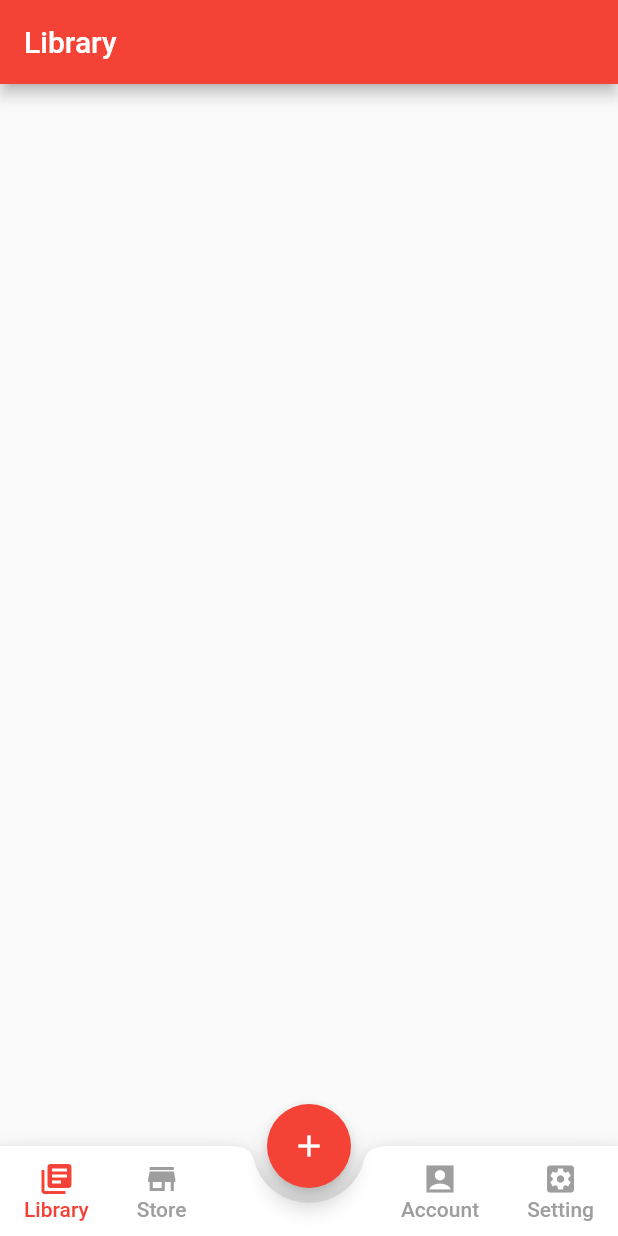
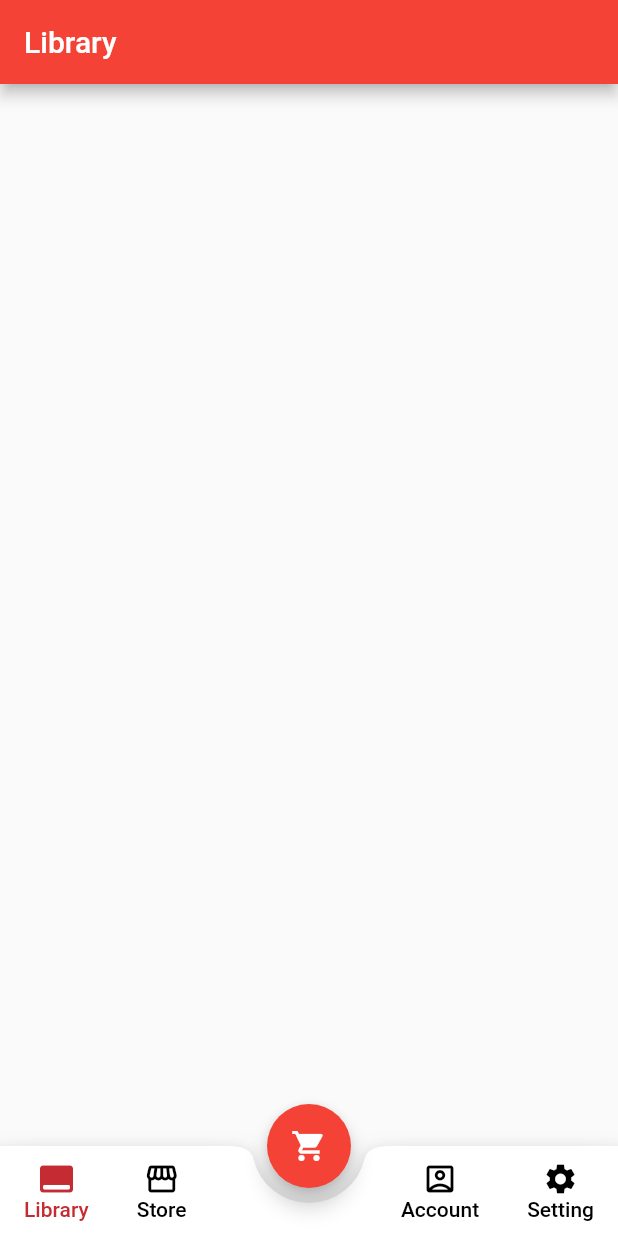
Before and after one commit to monthus089/ReadFox-M, a Flutter app: the screen it shows after launch, on a phone screen of 412 x 824 dp. Run offline on Flutter 3.47's test engine with Material 2 defaults, Android fonts, the phone set to English and light mode, and no system bars.

Commit message:
Dev Kai edit BT

```diff
--- a/flutter_application_1/lib/home.dart
+++ b/flutter_application_1/lib/home.dart
@@ -29,7 +29,10 @@ class _HomeState extends State<Home> {
         bucket: bucket,
       ),
       floatingActionButton: FloatingActionButton(
-        child: Icon(Icons.add),
+        child: Icon(
+          Icons.shopping_cart,
+          color: currentTab == 0 ? Colors.white : Colors.white,
+        ),
         onPressed: () {},
       ),
       floatingActionButtonLocation: FloatingActionButtonLocation.centerDocked,
@@ -56,14 +59,17 @@ class _HomeState extends State<Home> {
                       mainAxisAlignment: MainAxisAlignment.center,
                       children: [
                         Icon(
-                          Icons.library_books,
-                          color: currentTab == 0 ? Colors.red : Colors.grey,
+                          Icons.call_to_action_rounded,
+                          color: currentTab == 0
+                              ? Color(0xFFc52b32)
+                              : Colors.black,
                         ),
                         Text(
                           'Library',
                           style: TextStyle(
-                              color:
-                                  currentTab == 0 ? Colors.red : Colors.grey),
+                              color: currentTab == 0
+                                  ? Color(0xFFc52b32)
+                                  : Colors.black),
                         )
                       ],
                     ),
@@ -80,14 +86,17 @@ class _HomeState extends State<Home> {
                       mainAxisAlignment: MainAxisAlignment.center,
                       children: [
                         Icon(
-                          Icons.store_sharp,
-                          color: currentTab == 1 ? Colors.red : Colors.grey,
+                          Icons.storefront_outlined,
+                          color: currentTab == 1
+                              ? Color(0xFFc52b32)
+                              : Colors.black,
                         ),
                         Text(
                           'Store',
                           style: TextStyle(
-                              color:
-                                  currentTab == 1 ? Colors.red : Colors.grey),
+                              color: currentTab == 1
+                                  ? Color(0xFFc52b32)
+                                  : Colors.black),
                         )
                       ],
                     ),
@@ -109,14 +118,17 @@ class _HomeState extends State<Home> {
                       mainAxisAlignment: MainAxisAlignment.center,
                       children: [
                         Icon(
-                          Icons.account_box_sharp,
-                          color: currentTab == 2 ? Colors.red : Colors.grey,
+                          Icons.account_box_outlined,
+                          color: currentTab == 2
+                              ? Color(0xFFc52b32)
+                              : Colors.black,
                         ),
                         Text(
                           'Account',
                           style: TextStyle(
-                              color:
-                                  currentTab == 2 ? Colors.red : Colors.grey),
+                              color: currentTab == 2
+                                  ? Color(0xFFc52b32)
+                                  : Colors.black),
                         )
                       ],
                     ),
@@ -133,14 +145,17 @@ class _HomeState extends State<Home> {
                       mainAxisAlignment: MainAxisAlignment.center,
                       children: [
                         Icon(
-                          Icons.settings_applications_sharp,
-                          color: currentTab == 3 ? Colors.red : Colors.grey,
+                          Icons.settings,
+                          color: currentTab == 3
+                              ? Color(0xFFc52b32)
+                              : Colors.black,
                         ),
                         Text(
                           'Setting',
                           style: TextStyle(
-                              color:
-                                  currentTab == 3 ? Colors.red : Colors.grey),
+                              color: currentTab == 3
+                                  ? Color(0xFFc52b32)
+                                  : Colors.black),
                         )
                       ],
                     ),
--- a/flutter_application_1/lib/page/setting.dart
+++ b/flutter_application_1/lib/page/setting.dart
@@ -9,7 +9,9 @@ class _SettingState extends State<Setting> {
   @override
   Widget build(BuildContext context) {
     return Scaffold(
-      appBar: AppBar(title: Text('Setting')),
+      appBar: AppBar(
+        title: Text('Setting'),
+      ),
       body: Center(
         child: Text('', style: TextStyle(fontSize: 40)),
       ),
```
